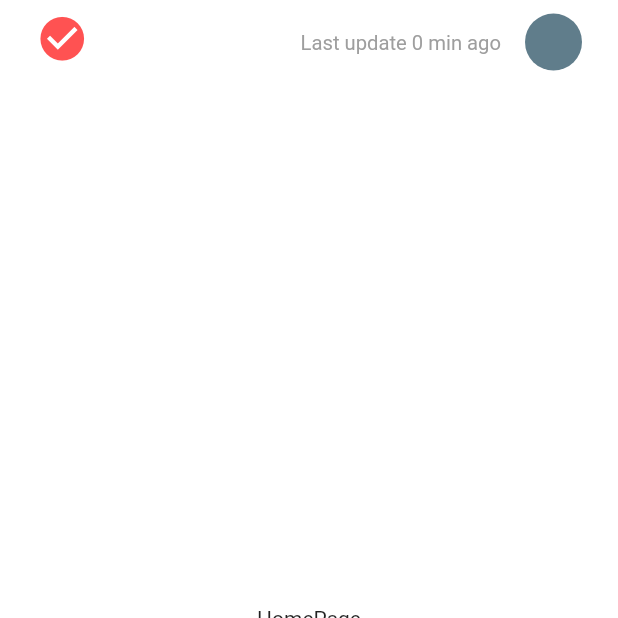
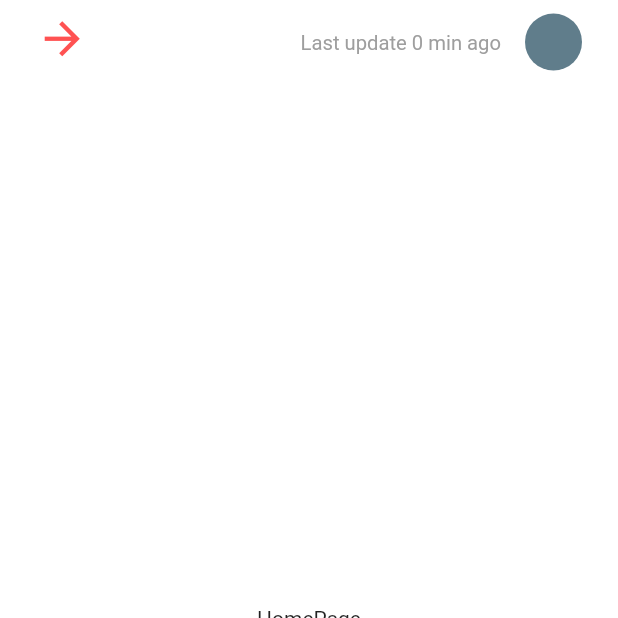
Before and after one commit to okok147/Flutter-UI-Reality, a Flutter app: the screen it shows after launch, on a phone screen of 412 x 824 dp, the top half of it. Run offline on Flutter 3.47's test engine with Material 2 defaults, Android fonts, the phone set to English and light mode, and no system bars; drawn by our look-alikes of bottom_navy_bar; our stand-ins replace font_awesome_flutter.

Commit message:
Update main.dart

```diff
--- a/mobile_application_activity_04/lib/main.dart
+++ b/mobile_application_activity_04/lib/main.dart
@@ -61,7 +61,7 @@ class _MyHomePageState extends State<MyHomePage> {
         leading: Padding(
           padding: const EdgeInsets.only(left: 16.0),
           child: IconButton(
-            icon: Icon(Icons.check_circle),
+            icon: Icon(Icons.arrow_forward),
             iconSize: 35,
             alignment: Alignment.topRight,
             color: Colors.redAccent,
```
